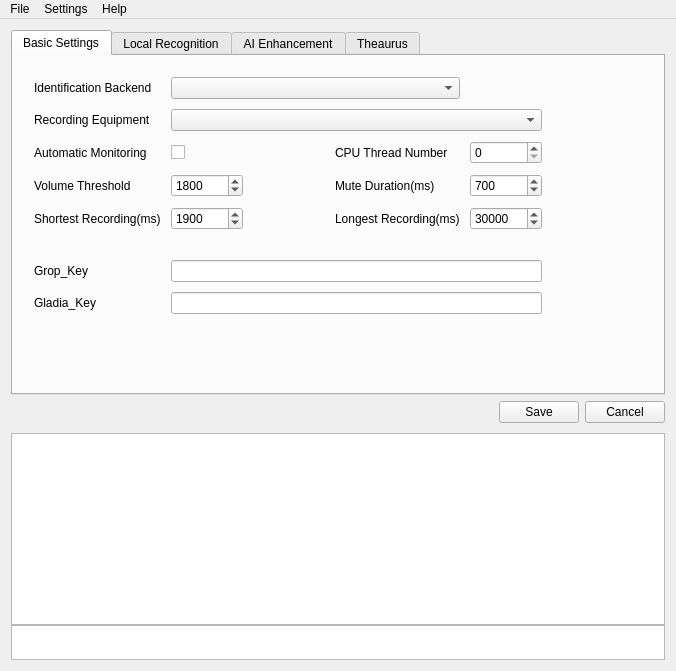
Above: src/MainWin.ui from Zeuear/IME_Audio before the change. Below: the same form after it.
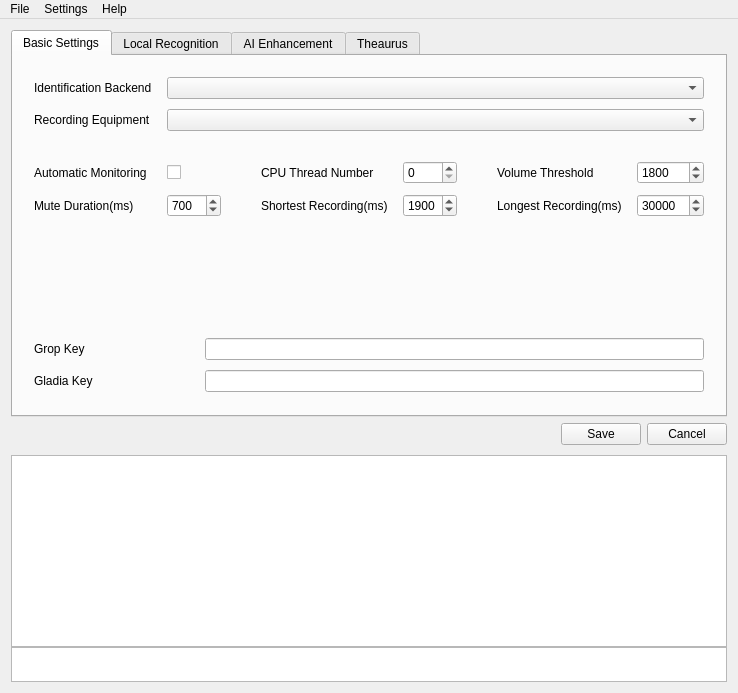
That is the form after the change. The open tabs and pages were chosen to show the change. Icons and pictures are not drawn. Custom widgets are drawn as their Qt base class.

Diff of the .ui file:
```diff
--- a/src/MainWin.ui
+++ b/src/MainWin.ui
@@ -6,8 +6,8 @@
    <rect>
     <x>0</x>
     <y>0</y>
-    <width>625</width>
-    <height>667</height>
+    <width>599</width>
+    <height>681</height>
    </rect>
   </property>
   <property name="font">
@@ -54,7 +54,10 @@
              <number>10</number>
             </property>
             <item>
-             <layout class="QGridLayout" name="gridLayout">
+             <layout class="QGridLayout" name="gridLayout" rowstretch="1,0,0,0,0">
+              <property name="sizeConstraint">
+               <enum>QLayout::SizeConstraint::SetDefaultConstraint</enum>
+              </property>
               <property name="leftMargin">
                <number>10</number>
               </property>
@@ -67,69 +70,58 @@
               <property name="bottomMargin">
                <number>10</number>
               </property>
-              <property name="spacing">
+              <property name="horizontalSpacing">
+               <number>15</number>
+              </property>
+              <property name="verticalSpacing">
                <number>10</number>
               </property>
-              <item row="1" column="1" colspan="4">
-               <widget class="QComboBox" name="recording_equ_comb">
+              <item row="3" column="2" rowspan="2">
+               <spacer name="horizontalSpacer_6">
+                <property name="orientation">
+                 <enum>Qt::Orientation::Horizontal</enum>
+                </property>
+                <property name="sizeType">
+                 <enum>QSizePolicy::Policy::Fixed</enum>
+                </property>
+                <property name="sizeHint" stdset="0">
+                 <size>
+                  <width>10</width>
+                  <height>20</height>
+                 </size>
+                </property>
+               </spacer>
+              </item>
+              <item row="3" column="1">
+               <widget class="AnimatedCheckBox" name="autiomatic_monitoring_checkbox">
                 <property name="sizePolicy">
                  <sizepolicy hsizetype="Preferred" vsizetype="Fixed">
                   <horstretch>0</horstretch>
                   <verstretch>0</verstretch>
                  </sizepolicy>
                 </property>
-               </widget>
-              </item>
-              <item row="2" column="4">
-               <widget class="QSpinBox" name="cpu_thread_number_spin">
-                <property name="maximumSize">
-                 <size>
-                  <width>100</width>
-                  <height>16777215</height>
-                 </size>
+                <property name="toolTip">
+                 <string>&lt;html&gt;&lt;head/&gt;&lt;body&gt;&lt;p&gt;continues automatically after identification&lt;/p&gt;&lt;/body&gt;&lt;/html&gt;</string>
                 </property>
-               </widget>
-              </item>
-              <item row="3" column="0">
-               <spacer name="verticalSpacer_6">
-                <property name="orientation">
-                 <enum>Qt::Orientation::Vertical</enum>
+                <property name="text">
+                 <string/>
                 </property>
-                <property name="sizeType">
-                 <enum>QSizePolicy::Policy::Preferred</enum>
+                <property name="tristate">
+                 <bool>false</bool>
                 </property>
-                <property name="sizeHint" stdset="0">
-                 <size>
-                  <width>20</width>
-                  <height>5</height>
-                 </size>
-                </property>
-               </spacer>
+               </widget>
               </item>
               <item row="4" column="4">
-               <widget class="QSpinBox" name="mute_duration_spin">
-                <property name="maximumSize">
-                 <size>
-                  <width>100</width>
-                  <height>16777215</height>
-                 </size>
-                </property>
-                <property name="minimum">
-                 <number>400</number>
-                </property>
-                <property name="maximum">
-                 <number>6000</number>
-                </property>
-                <property name="value">
-                 <number>700</number>
-                </property>
-               </widget>
-              </item>
-              <item row="5" column="1">
                <widget class="QSpinBox" name="shortest_recording_spin">
+                <property name="sizePolicy">
+                 <sizepolicy hsizetype="Preferred" vsizetype="Fixed">
+                  <horstretch>0</horstretch>
+                  <verstretch>0</verstretch>
+                 </sizepolicy>
+                </property>
                 <property name="maximumSize">
                  <size>
-                  <width>100</width>
+                  <width>16777215</width>
                   <height>16777215</height>
                  </size>
                 </property>
@@ -144,11 +136,61 @@
                 </property>
                </widget>
               </item>
-              <item row="4" column="1">
+              <item row="3" column="6">
+               <widget class="QLabel" name="label_2">
+                <property name="sizePolicy">
+                 <sizepolicy hsizetype="Preferred" vsizetype="Preferred">
+                  <horstretch>0</horstretch>
+                  <verstretch>0</verstretch>
+                 </sizepolicy>
+                </property>
+                <property name="maximumSize">
+                 <size>
+                  <width>16777215</width>
+                  <height>16777215</height>
+                 </size>
+                </property>
+                <property name="text">
+                 <string>Volume Threshold</string>
+                </property>
+                <property name="alignment">
+                 <set>Qt::AlignmentFlag::AlignLeading|Qt::AlignmentFlag::AlignLeft|Qt::AlignmentFlag::AlignVCenter</set>
+                </property>
+               </widget>
+              </item>
+              <item row="3" column="0">
+               <widget class="QLabel" name="label_21">
+                <property name="sizePolicy">
+                 <sizepolicy hsizetype="Preferred" vsizetype="Preferred">
+                  <horstretch>0</horstretch>
+                  <verstretch>0</verstretch>
+                 </sizepolicy>
+                </property>
+                <property name="maximumSize">
+                 <size>
+                  <width>16777215</width>
+                  <height>16777215</height>
+                 </size>
+                </property>
+                <property name="text">
+                 <string>Automatic Monitoring</string>
+                </property>
+                <property name="alignment">
+                 <set>Qt::AlignmentFlag::AlignLeading|Qt::AlignmentFlag::AlignLeft|Qt::AlignmentFlag::AlignVCenter</set>
+                </property>
+               </widget>
+              </item>
+              <item row="3" column="7">
                <widget class="QSpinBox" name="volume_threshold_spin">
+                <property name="sizePolicy">
+                 <sizepolicy hsizetype="Preferred" vsizetype="Fixed">
+                  <horstretch>0</horstretch>
+                  <verstretch>0</verstretch>
+                 </sizepolicy>
+                </property>
                 <property name="maximumSize">
                  <size>
-                  <width>100</width>
+                  <width>16777215</width>
                   <height>16777215</height>
                  </size>
                 </property>
@@ -163,24 +205,33 @@
                 </property>
                </widget>
               </item>
-              <item row="2" column="1">
-               <widget class="AnimatedCheckBox" name="autiomatic_monitoring_checkbox">
-                <property name="toolTip">
-                 <string>&lt;html&gt;&lt;head/&gt;&lt;body&gt;&lt;p&gt;continues automatically after identification&lt;/p&gt;&lt;/body&gt;&lt;/html&gt;</string>
+              <item row="2" column="1" colspan="6">
+               <spacer name="verticalSpacer_9">
+                <property name="orientation">
+                 <enum>Qt::Orientation::Vertical</enum>
                 </property>
-                <property name="text">
-                 <string/>
+                <property name="sizeType">
+                 <enum>QSizePolicy::Policy::Fixed</enum>
                 </property>
-                <property name="tristate">
-                 <bool>false</bool>
+                <property name="sizeHint" stdset="0">
+                 <size>
+                  <width>20</width>
+                  <height>20</height>
+                 </size>
                 </property>
-               </widget>
+               </spacer>
               </item>
-              <item row="5" column="0">
+              <item row="4" column="3">
                <widget class="QLabel" name="label_4">
+                <property name="sizePolicy">
+                 <sizepolicy hsizetype="Preferred" vsizetype="Preferred">
+                  <horstretch>0</horstretch>
+                  <verstretch>0</verstretch>
+                 </sizepolicy>
+                </property>
                 <property name="maximumSize">
                  <size>
-                  <width>150</width>
+                  <width>16777215</width>
                   <height>16777215</height>
                  </size>
                 </property>
@@ -192,43 +243,68 @@
                 </property>
                </widget>
               </item>
-              <item row="1" column="0">
-               <widget class="QLabel" name="label">
-                <property name="maximumSize">
-                 <size>
-                  <width>150</width>
-                  <height>16777215</height>
-                 </size>
-                </property>
-                <property name="text">
-                 <string>Recording Equipment</string>
-                </property>
-                <property name="alignment">
-                 <set>Qt::AlignmentFlag::AlignLeading|Qt::AlignmentFlag::AlignLeft|Qt::AlignmentFlag::AlignVCenter</set>
-                </property>
-               </widget>
-              </item>
-              <item row="7" column="0">
-               <spacer name="verticalSpacer_4">
-                <property name="orientation">
-                 <enum>Qt::Orientation::Vertical</enum>
-                </property>
-                <property name="sizeType">
-                 <enum>QSizePolicy::Policy::Fixed</enum>
-                </property>
-                <property name="sizeHint" stdset="0">
+              <item row="0" column="1" colspan="7">
+               <widget class="QComboBox" name="identification_backend_comb">
+                <property name="minimumSize">
                  <size>
                   <width>0</width>
-                  <height>20</height>
+                  <height>0</height>
                  </size>
                 </property>
-               </spacer>
+               </widget>
+              </item>
+              <item row="3" column="4">
+               <widget class="QSpinBox" name="cpu_thread_number_spin">
+                <property name="sizePolicy">
+                 <sizepolicy hsizetype="Preferred" vsizetype="Fixed">
+                  <horstretch>0</horstretch>
+                  <verstretch>0</verstretch>
+                 </sizepolicy>
+                </property>
+                <property name="maximumSize">
+                 <size>
+                  <width>16777215</width>
+                  <height>16777215</height>
+                 </size>
+                </property>
+               </widget>
+              </item>
+              <item row="4" column="1">
+               <widget class="QSpinBox" name="mute_duration_spin">
+                <property name="sizePolicy">
+                 <sizepolicy hsizetype="Preferred" vsizetype="Fixed">
+                  <horstretch>0</horstretch>
+                  <verstretch>0</verstretch>
+                 </sizepolicy>
+                </property>
+                <property name="maximumSize">
+                 <size>
+                  <width>16777215</width>
+                  <height>16777215</height>
+                 </size>
+                </property>
+                <property name="minimum">
+                 <number>400</number>
+                </property>
+                <property name="maximum">
+                 <number>6000</number>
+                </property>
+                <property name="value">
+                 <number>700</number>
+                </property>
+               </widget>
               </item>
               <item row="0" column="0">
                <widget class="QLabel" name="label_6">
+                <property name="sizePolicy">
+                 <sizepolicy hsizetype="Preferred" vsizetype="Preferred">
+                  <horstretch>0</horstretch>
+                  <verstretch>0</verstretch>
+                 </sizepolicy>
+                </property>
                 <property name="maximumSize">
                  <size>
-                  <width>150</width>
+                  <width>16777215</width>
                   <height>16777215</height>
                  </size>
                 </property>
@@ -237,27 +313,46 @@
                 </property>
                </widget>
               </item>
+              <item row="3" column="3">
+               <widget class="QLabel" name="label_7">
+                <property name="maximumSize">
+                 <size>
+                  <width>16777215</width>
+                  <height>16777215</height>
+                 </size>
+                </property>
+                <property name="text">
+                 <string>CPU Thread Number</string>
+                </property>
+               </widget>
+              </item>
+              <item row="1" column="0">
+               <widget class="QLabel" name="label">
+                <property name="sizePolicy">
+                 <sizepolicy hsizetype="Preferred" vsizetype="Preferred">
+                  <horstretch>0</horstretch>
+                  <verstretch>0</verstretch>
+                 </sizepolicy>
+                </property>
+                <property name="maximumSize">
+                 <size>
+                  <width>16777214</width>
+                  <height>16777214</height>
+                 </size>
+                </property>
+                <property name="text">
+                 <string>Recording Equipment</string>
+                </property>
+                <property name="alignment">
+                 <set>Qt::AlignmentFlag::AlignLeading|Qt::AlignmentFlag::AlignLeft|Qt::AlignmentFlag::AlignVCenter</set>
+                </property>
+               </widget>
+              </item>
               <item row="4" column="0">
-               <widget class="QLabel" name="label_2">
-                <property name="maximumSize">
-                 <size>
-                  <width>150</width>
-                  <height>16777215</height>
-                 </size>
-                </property>
-                <property name="text">
-                 <string>Volume Threshold</string>
-                </property>
-                <property name="alignment">
-                 <set>Qt::AlignmentFlag::AlignLeading|Qt::AlignmentFlag::AlignLeft|Qt::AlignmentFlag::AlignVCenter</set>
-                </property>
-               </widget>
-              </item>
-              <item row="4" column="3">
                <widget class="QLabel" name="label_3">
                 <property name="maximumSize">
                  <size>
-                  <width>150</width>
+                  <width>16777215</width>
                   <height>16777215</height>
                  </size>
                 </property>
@@ -269,66 +364,43 @@
                 </property>
                </widget>
               </item>
-              <item row="2" column="5">
-               <spacer name="horizontalSpacer_3">
-                <property name="orientation">
-                 <enum>Qt::Orientation::Horizontal</enum>
-                </property>
-                <property name="sizeType">
-                 <enum>QSizePolicy::Policy::Fixed</enum>
-                </property>
-                <property name="sizeHint" stdset="0">
-                 <size>
-                  <width>100</width>
-                  <height>20</height>
-                 </size>
-                </property>
-               </spacer>
-              </item>
-              <item row="2" column="2">
-               <spacer name="horizontalSpacer_2">
-                <property name="orientation">
-                 <enum>Qt::Orientation::Horizontal</enum>
-                </property>
-                <property name="sizeType">
-                 <enum>QSizePolicy::Policy::Fixed</enum>
-                </property>
-                <property name="sizeHint" stdset="0">
-                 <size>
-                  <width>66</width>
-                  <height>20</height>
-                 </size>
-                </property>
-               </spacer>
-              </item>
-              <item row="2" column="0">
-               <widget class="QLabel" name="label_21">
+              <item row="4" column="6">
+               <widget class="QLabel" name="label_5">
                 <property name="maximumSize">
                  <size>
-                  <width>150</width>
+                  <width>16777215</width>
                   <height>16777215</height>
                  </size>
                 </property>
                 <property name="text">
-                 <string>Automatic Monitoring</string>
+                 <string>Longest Recording(ms)</string>
                 </property>
                 <property name="alignment">
                  <set>Qt::AlignmentFlag::AlignLeading|Qt::AlignmentFlag::AlignLeft|Qt::AlignmentFlag::AlignVCenter</set>
                 </property>
                </widget>
               </item>
-              <item row="8" column="0">
-               <widget class="QLabel" name="grop_key_label">
-                <property name="text">
-                 <string>Grop_Key</string>
+              <item row="1" column="1" colspan="7">
+               <widget class="QComboBox" name="recording_equ_comb">
+                <property name="sizePolicy">
+                 <sizepolicy hsizetype="Preferred" vsizetype="Fixed">
+                  <horstretch>0</horstretch>
+                  <verstretch>0</verstretch>
+                 </sizepolicy>
                 </property>
                </widget>
               </item>
-              <item row="5" column="4">
+              <item row="4" column="7">
                <widget class="QSpinBox" name="longest_recording_spin">
+                <property name="sizePolicy">
+                 <sizepolicy hsizetype="Preferred" vsizetype="Fixed">
+                  <horstretch>0</horstretch>
+                  <verstretch>0</verstretch>
+                 </sizepolicy>
+                </property>
                 <property name="maximumSize">
                  <size>
-                  <width>100</width>
+                  <width>16777215</width>
                   <height>16777215</height>
                  </size>
                 </property>
@@ -343,70 +415,60 @@
                 </property>
                </widget>
               </item>
-              <item row="2" column="3">
-               <widget class="QLabel" name="label_7">
-                <property name="maximumSize">
-                 <size>
-                  <width>150</width>
-                  <height>16777215</height>
-                 </size>
+              <item row="3" column="5" rowspan="2">
+               <spacer name="horizontalSpacer_3">
+                <property name="orientation">
+                 <enum>Qt::Orientation::Horizontal</enum>
                 </property>
-                <property name="text">
-                 <string>CPU Thread Number</string>
+                <property name="sizeType">
+                 <enum>QSizePolicy::Policy::Fixed</enum>
                 </property>
-               </widget>
-              </item>
-              <item row="8" column="1" colspan="4">
-               <widget class="QLineEdit" name="grop_key_edit"/>
-              </item>
-              <item row="5" column="3">
-               <widget class="QLabel" name="label_5">
-                <property name="maximumSize">
+                <property name="sizeHint" stdset="0">
                  <size>
-                  <width>150</width>
-                  <height>16777215</height>
+                  <width>10</width>
+                  <height>20</height>
                  </size>
                 </property>
-                <property name="text">
-                 <string>Longest Recording(ms)</string>
-                </property>
-                <property name="alignment">
-                 <set>Qt::AlignmentFlag::AlignLeading|Qt::AlignmentFlag::AlignLeft|Qt::AlignmentFlag::AlignVCenter</set>
-                </property>
-               </widget>
-              </item>
-              <item row="0" column="1" colspan="3">
-               <widget class="QComboBox" name="identification_backend_comb"/>
-              </item>
-              <item row="9" column="0">
-               <widget class="QLabel" name="gladia_key_label">
-                <property name="text">
-                 <string>Gladia_Key</string>
-                </property>
-               </widget>
-              </item>
-              <item row="9" column="1" colspan="4">
-               <widget class="QLineEdit" name="gladia_key_edit"/>
+               </spacer>
               </item>
              </layout>
             </item>
            </layout>
           </item>
           <item>
-           <layout class="QHBoxLayout" name="horizontalLayout_3">
+           <layout class="QGridLayout" name="gridLayout_5">
             <property name="leftMargin">
-             <number>20</number>
+             <number>10</number>
             </property>
             <property name="topMargin">
              <number>10</number>
             </property>
             <property name="rightMargin">
-             <number>20</number>
+             <number>10</number>
             </property>
             <property name="bottomMargin">
              <number>10</number>
             </property>
-            <item>
+            <property name="horizontalSpacing">
+             <number>15</number>
+            </property>
+            <property name="verticalSpacing">
+             <number>10</number>
+            </property>
+            <item row="6" column="0">
+             <widget class="QLabel" name="gladia_key_label">
+              <property name="maximumSize">
+               <size>
+                <width>16777215</width>
+                <height>16777215</height>
+               </size>
+              </property>
+              <property name="text">
+               <string>Gladia Key</string>
+              </property>
+             </widget>
+            </item>
+            <item row="4" column="0" colspan="4">
              <widget class="ShortcutEdit" name="shortcut_edit" native="true">
               <property name="sizePolicy">
                <sizepolicy hsizetype="Preferred" vsizetype="Fixed">
@@ -417,11 +479,30 @@
               <property name="minimumSize">
                <size>
                 <width>0</width>
-                <height>30</height>
+                <height>85</height>
                </size>
               </property>
              </widget>
             </item>
+            <item row="5" column="0">
+             <widget class="QLabel" name="grop_key_label">
+              <property name="maximumSize">
+               <size>
+                <width>16777215</width>
+                <height>16777215</height>
+               </size>
+              </property>
+              <property name="text">
+               <string>Grop Key</string>
+              </property>
+             </widget>
+            </item>
+            <item row="6" column="1" colspan="3">
+             <widget class="QLineEdit" name="gladia_key_edit"/>
+            </item>
+            <item row="5" column="1" colspan="3">
+             <widget class="QLineEdit" name="grop_key_edit"/>
+            </item>
            </layout>
           </item>
           <item>
@@ -435,7 +516,7 @@
             <property name="sizeHint" stdset="0">
              <size>
               <width>20</width>
-              <height>40</height>
+              <height>20</height>
              </size>
             </property>
            </spacer>
@@ -1067,7 +1148,7 @@
     <rect>
      <x>0</x>
      <y>0</y>
-     <width>625</width>
+     <width>599</width>
      <height>16</height>
     </rect>
    </property>
```
Left out of the diff: 229 changed lines with no effect on the pictures.
